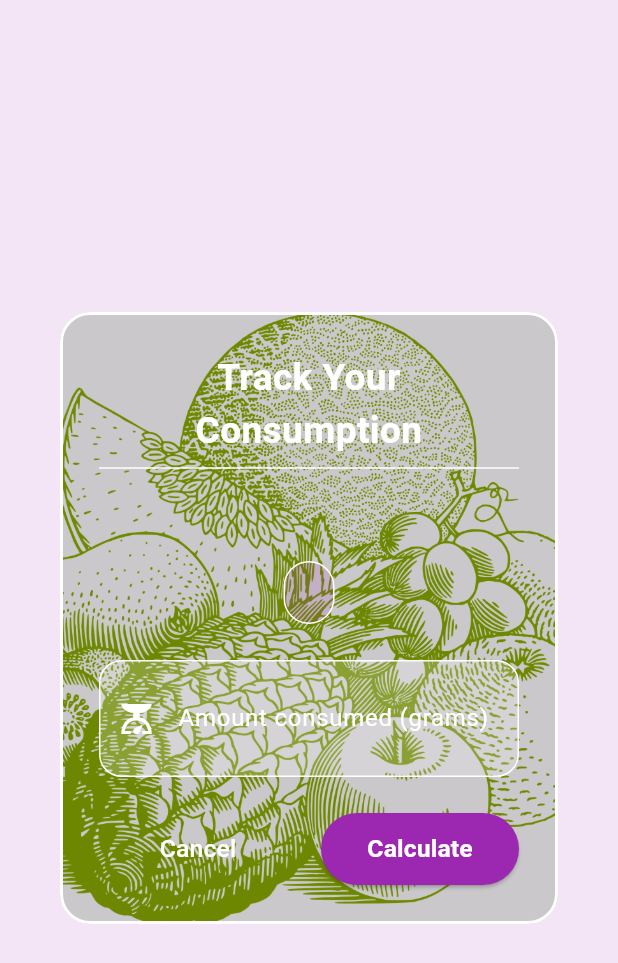
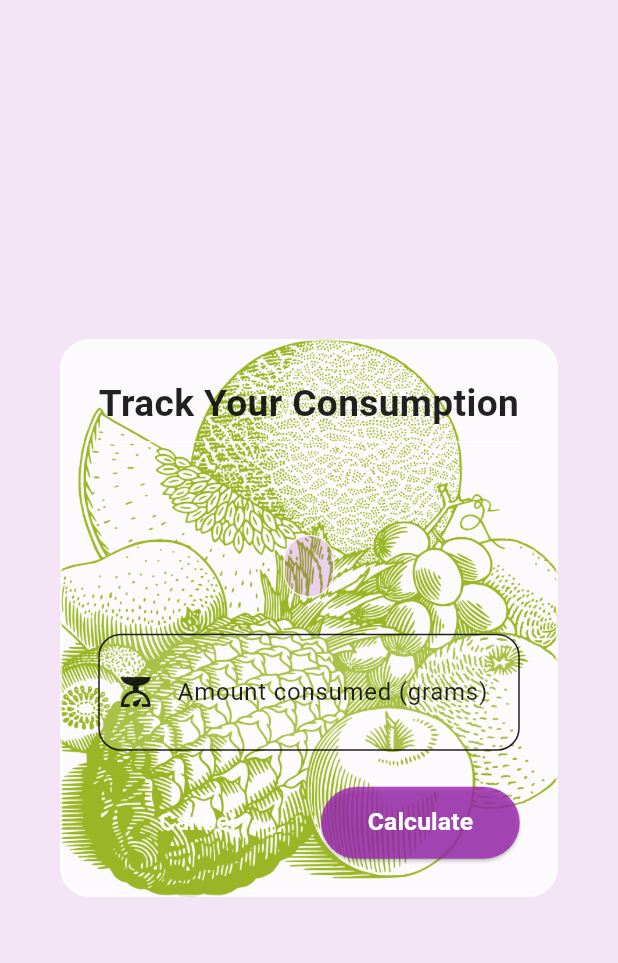
Before and after one commit to MONTi200205/Sweet_Meter_Assesment_, a Flutter app: the ConsumptionDialog widget shown alone on an empty page, opened directly with empty values, on a phone screen of 412 x 824 dp. Shown: the top 963 px of the screen. Run offline on Flutter 3.47's test engine with Material 3 defaults, Android fonts, the phone set to English and light mode, and no system bars; our stand-ins replace battery_plus, cloud_firestore, firebase_auth, firebase_core, firebase_storage, google_sign_in and 2 more; missing offline and left inert: flutter_barcode_scanner, flutter_facebook_auth, openfoodfacts; accounts and stored records are empty; network calls fail.

Commit message:
Final Version

```diff
--- a/lib/consumption_tracker.dart
+++ b/lib/consumption_tracker.dart
@@ -11,10 +11,11 @@
 /// Represents a single food item entry with its sugar content data
 /// and optional consumption tracking information
 class FoodSugarEntry {
-  final String foodName;      // Name of the food item
-  final String sugarLevel;    // Sugar level as a string (e.g., "25%")
+  final String foodName; // Name of the food item
+  final String sugarLevel; // Sugar level as a string (e.g., "25%")
   final double? amountConsumed; // Optional amount consumed in grams
-  final double? calculatedSugar; // Optional calculated sugar based on consumption
+  final double?
+      calculatedSugar; // Optional calculated sugar based on consumption
 
   FoodSugarEntry({
     required this.foodName,
@@ -69,7 +70,7 @@
       // Load existing local data or initialize empty map
       final dataMapString = prefs.getString(userFoodDataKey);
       final Map<String, dynamic> dataMap =
-      dataMapString != null ? json.decode(dataMapString) : {};
+          dataMapString != null ? json.decode(dataMapString) : {};
 
       // Retrieve or initialize the user's entries list from available sources
       final List<dynamic> userList = dataMap[email] ?? userDataMap[email] ?? [];
@@ -111,7 +112,7 @@
   static Future<Map<String, dynamic>> _syncWithFirestore(String email) async {
     try {
       final doc =
-      await FirebaseFirestore.instance.collection('users').doc(email).get();
+          await FirebaseFirestore.instance.collection('users').doc(email).get();
       if (doc.exists) {
         final data = doc.data();
         if (data != null && data.containsKey('foodEntries')) {
@@ -252,8 +253,8 @@
 /// Displays a modal dialog for the user to input consumption quantity
 /// and calculates the resulting sugar amount
 class ConsumptionDialog extends StatefulWidget {
-  final String foodName;                  // Name of the food item
-  final String sugarLevel;                // Sugar level as a string (e.g., "25%")
+  final String foodName; // Name of the food item
+  final String sugarLevel; // Sugar level as a string (e.g., "25%")
   final Function(double, double) onCalculated; // Callback for calculated values
 
   const ConsumptionDialog({
@@ -270,25 +271,18 @@
 class _ConsumptionDialogState extends State<ConsumptionDialog> {
   final TextEditingController _amountController = TextEditingController();
 
-  /// Calculates sugar amount and saves consumption data
-  ///
-  /// Called when user submits their consumption amount
   void _calculateSugarAmount() {
     if (_amountController.text.isEmpty) return;
 
-    // Parse the user input and calculate sugar amount
     final consumedAmount = double.tryParse(_amountController.text) ?? 0.0;
     final calculatedSugar = ConsumptionTracker.calculateSugarAmount(
         widget.sugarLevel, consumedAmount);
 
-    // Save the consumption data to daily tracking
     ConsumptionTracker.saveDailyConsumption(
         widget.foodName, consumedAmount, calculatedSugar);
 
-    // Notify parent widget with the calculated values
     widget.onCalculated(consumedAmount, calculatedSugar);
 
-    // Close the dialog
     Navigator.pop(context);
   }
 
@@ -303,14 +297,15 @@
         decoration: BoxDecoration(
           color: Background(context),
           borderRadius: BorderRadius.circular(20),
-          border: Border.all(color: Colors.white, width: 2),
+          border: Border.all(color: Colors.white.withOpacity(0.7), width: 1.5),
           image: DecorationImage(
             image: AssetImage("assets/Background.png"),
             fit: BoxFit.cover,
             colorFilter: ColorFilter.mode(
-              Colors.black.withOpacity(0.2),
-              BlendMode.darken,
+              Tinting(context),
+              BlendMode.overlay,
             ),
+            opacity: 0.85,
           ),
         ),
         child: Column(
@@ -321,13 +316,13 @@
               'Track Your Consumption',
               style: TextStyle(
                 fontSize: size.width * 0.06,
-                color: Colors.white,
+                color: BlackText(context),
                 fontWeight: FontWeight.bold,
               ),
               textAlign: TextAlign.center,
             ),
 
-            Divider(color: Colors.white, thickness: 1),
+            Divider(color: Colors.white.withOpacity(0.7), thickness: 1),
             SizedBox(height: 16),
 
             // Food name display
@@ -336,7 +331,7 @@
               style: TextStyle(
                 fontSize: size.width * 0.05,
                 fontWeight: FontWeight.bold,
-                color: Colors.white,
+                color: BlackText(context),
               ),
               textAlign: TextAlign.center,
             ),
@@ -349,14 +344,14 @@
                 vertical: 8,
               ),
               decoration: BoxDecoration(
-                color: Colors.purple.withOpacity(0.15),
+                color: Colors.purple.withOpacity(0.2),
                 borderRadius: BorderRadius.circular(30),
-                border: Border.all(color: Colors.white),
+                border: Border.all(color: Colors.white.withOpacity(0.8)),
               ),
               child: Text(
                 widget.sugarLevel,
                 style: TextStyle(
-                  color: Colors.white,
+                  color: Colors.white, // Keep as white
                   fontWeight: FontWeight.w600,
                   fontSize: size.width * 0.04,
                 ),
@@ -368,27 +363,28 @@
             // Amount input field
             Container(
               decoration: BoxDecoration(
-                color: Colors.white.withOpacity(0.2),
+                color: Colors.white.withOpacity(0.15),
                 borderRadius: BorderRadius.circular(15),
-                border: Border.all(color: Colors.white),
+                border: Border.all(color: BlackText(context)),
               ),
               child: TextField(
                 controller: _amountController,
                 keyboardType: TextInputType.numberWithOptions(decimal: true),
                 textAlign: TextAlign.center,
                 style: TextStyle(
-                  color: Colors.white,
+                  color: BlackText(context),
                   fontSize: size.width * 0.045,
                 ),
                 decoration: InputDecoration(
                   labelText: 'Amount consumed (grams)',
                   labelStyle: TextStyle(
-                    color: Colors.white,
+                    color: BlackText(context),
                   ),
-                  prefixIcon: Icon(Icons.scale, color: Colors.white),
+                  prefixIcon: Icon(Icons.scale,
+                      color: BlackText(context)),
                   border: InputBorder.none,
                   contentPadding:
-                  EdgeInsets.symmetric(vertical: 16, horizontal: 16),
+                      EdgeInsets.symmetric(vertical: 16, horizontal: 16),
                 ),
                 onSubmitted: (_) => _calculateSugarAmount(),
               ),
@@ -404,7 +400,7 @@
                   child: TextButton(
                     onPressed: () => Navigator.pop(context),
                     style: TextButton.styleFrom(
-                      foregroundColor: Colors.white,
+                      foregroundColor: Colors.white, // Keep as white
                       padding: EdgeInsets.symmetric(vertical: 12),
                     ),
                     child: Text(
@@ -421,7 +417,7 @@
                   child: ElevatedButton(
                     onPressed: _calculateSugarAmount,
                     style: ElevatedButton.styleFrom(
-                      backgroundColor: Colors.purple,
+                      backgroundColor: Colors.purple.withOpacity(0.8),
                       shape: RoundedRectangleBorder(
                         borderRadius: BorderRadius.circular(30),
                       ),
@@ -431,7 +427,7 @@
                       'Calculate',
                       style: TextStyle(
                         fontSize: size.width * 0.04,
-                        color: Colors.white,
+                        color: Colors.white, // Keep as white
                         fontWeight: FontWeight.bold,
                       ),
                     ),
@@ -450,7 +446,7 @@
 ///
 /// Shows the amount consumed and calculated sugar in a formatted display
 class ConsumptionSummary extends StatelessWidget {
-  final double consumedAmount;  // Amount consumed in grams
+  final double consumedAmount; // Amount consumed in grams
   final double calculatedSugar; // Calculated sugar amount in grams
 
   const ConsumptionSummary({
@@ -557,7 +553,7 @@
 
 class _DailyConsumptionBadgeState extends State<DailyConsumptionBadge> {
   Map<String, dynamic>? _todayData; // Today's consumption data
-  bool _isLoading = true;           // Loading state indicator
+  bool _isLoading = true; // Loading state indicator
 
   @override
   void initState() {
```
Also changed, not shown: lib/daily_sugar.dart (+47 -18 lines).
